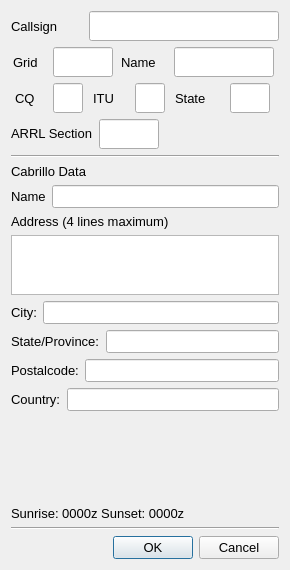
Before: the Qt Designer form so2sdr/stationdialog.ui in n4ogw/so2sdr, drawn with Qt 5.
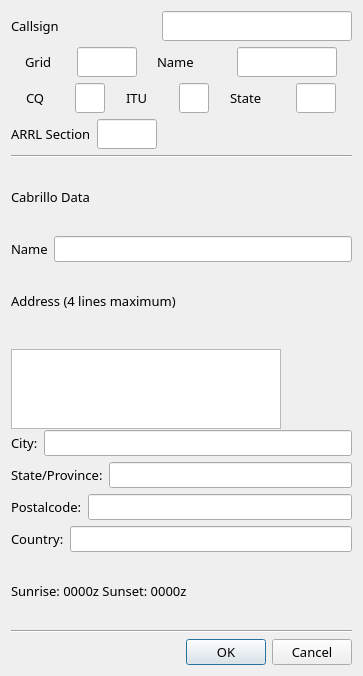
After: the same form once the commit is applied.

Patch:
```diff
--- a/so2sdr/stationdialog.ui
+++ b/so2sdr/stationdialog.ui
@@ -6,12 +6,12 @@
    <rect>
     <x>0</x>
     <y>0</y>
-    <width>290</width>
-    <height>570</height>
+    <width>363</width>
+    <height>676</height>
    </rect>
   </property>
   <property name="sizePolicy">
-   <sizepolicy hsizetype="Fixed" vsizetype="Fixed">
+   <sizepolicy hsizetype="MinimumExpanding" vsizetype="MinimumExpanding">
     <horstretch>0</horstretch>
     <verstretch>0</verstretch>
    </sizepolicy>
@@ -24,10 +24,16 @@
   </property>
   <property name="maximumSize">
    <size>
-    <width>290</width>
-    <height>570</height>
+    <width>580</width>
+    <height>800</height>
    </size>
   </property>
+  <property name="font">
+   <font>
+    <family>Sans</family>
+    <pointsize>10</pointsize>
+   </font>
+  </property>
   <property name="windowTitle">
    <string>Station Data</string>
   </property>
@@ -163,7 +169,7 @@
        </property>
        <property name="maximumSize">
         <size>
-         <width>45</width>
+         <width>60</width>
          <height>30</height>
         </size>
        </property>
@@ -514,6 +520,18 @@
    </item>
    <item>
     <widget class="QTextEdit" name="CabrilloAddressEdit">
+     <property name="sizePolicy">
+      <sizepolicy hsizetype="MinimumExpanding" vsizetype="MinimumExpanding">
+       <horstretch>0</horstretch>
+       <verstretch>0</verstretch>
+      </sizepolicy>
+     </property>
+     <property name="minimumSize">
+      <size>
+       <width>0</width>
+       <height>80</height>
+      </size>
+     </property>
      <property name="maximumSize">
       <size>
        <width>270</width>
@@ -527,6 +545,22 @@
      </property>
     </widget>
    </item>
+   <item>
+    <spacer name="verticalSpacer">
+     <property name="orientation">
+      <enum>Qt::Vertical</enum>
+     </property>
+     <property name="sizeType">
+      <enum>QSizePolicy::Fixed</enum>
+     </property>
+     <property name="sizeHint" stdset="0">
+      <size>
+       <width>20</width>
+       <height>5</height>
+      </size>
+     </property>
+    </spacer>
+   </item>
    <item>
     <layout class="QHBoxLayout" name="horizontalLayout_7">
      <item>
@@ -627,19 +661,6 @@
      </item>
     </layout>
    </item>
-   <item>
-    <spacer name="verticalSpacer">
-     <property name="orientation">
-      <enum>Qt::Vertical</enum>
-     </property>
-     <property name="sizeHint" stdset="0">
-      <size>
-       <width>20</width>
-       <height>30</height>
-      </size>
-     </property>
-    </spacer>
-   </item>
    <item>
     <widget class="QLabel" name="SunLabel">
      <property name="font">
@@ -663,6 +684,7 @@
     <widget class="QDialogButtonBox" name="station_dialog_buttons">
      <property name="font">
       <font>
+       <family>Sans</family>
        <pointsize>10</pointsize>
       </font>
      </property>
```
